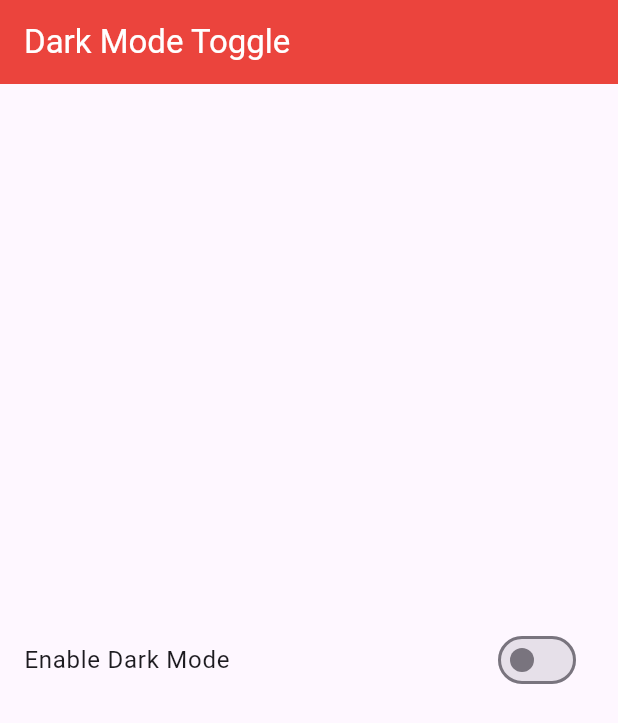
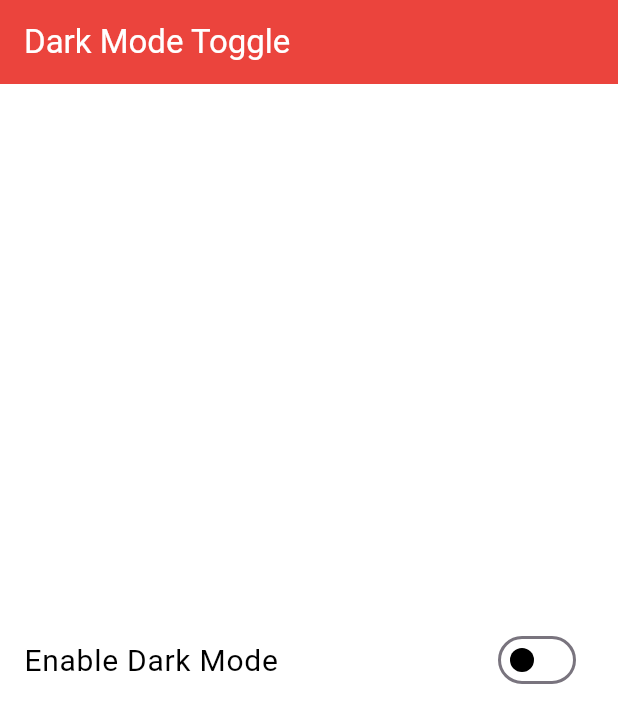
Before and after one commit to AdeeshaP/settings_config_app, a Flutter app: the screen it shows after launch, on a phone screen of 412 x 824 dp. Shown: the top 723 px of the screen. Run offline on Flutter 3.47's test engine with Material 3 defaults, Android fonts, the light colour scheme and no system bars.

Commit message:
changes added to home screen

```diff
--- a/lib/main.dart
+++ b/lib/main.dart
@@ -1,6 +1,6 @@
 import 'package:flutter/material.dart';
 import 'package:provider/provider.dart';
-import 'package:settings_config_app/providers/theme_provier.dart';
+import 'package:settings_config_app/providers/theme_provider.dart';
 import 'package:settings_config_app/screens/home_screen.dart';
 
 void main() {
@@ -13,6 +13,7 @@
 }
 
 class MyApp extends StatelessWidget {
+
   @override
   Widget build(BuildContext context) {
     final themeProvider = Provider.of<ThemeProvider>(context);
--- a/lib/screens/home_screen.dart
+++ b/lib/screens/home_screen.dart
@@ -1,6 +1,6 @@
 import 'package:flutter/material.dart';
 import 'package:provider/provider.dart';
-import 'package:settings_config_app/providers/theme_provier.dart';
+import 'package:settings_config_app/providers/theme_provider.dart';
 
 class HomeScreen extends StatelessWidget {
   @override
@@ -8,6 +8,9 @@ class HomeScreen extends StatelessWidget {
     final themeProvider = Provider.of<ThemeProvider>(context);
 
     return Scaffold(
+      backgroundColor: themeProvider.themeMode == ThemeMode.dark
+          ? Colors.black
+          : Colors.white,
       appBar: AppBar(
         title: Text(
           'Dark Mode Toggle',
@@ -18,7 +21,17 @@ class HomeScreen extends StatelessWidget {
       ),
       body: Center(
         child: SwitchListTile(
-          title: Text('Enable Dark Mode'),
+          activeColor: Colors.red,
+          inactiveTrackColor: Colors.white,
+          inactiveThumbColor: Colors.black,
+          title: Text(
+            'Enable Dark Mode',
+            style: TextStyle(
+                fontSize: 20,
+                color: themeProvider.themeMode == ThemeMode.dark
+                    ? Colors.white
+                    : Colors.black),
+          ),
           value: themeProvider.themeMode == ThemeMode.dark,
           onChanged: (value) {
             themeProvider.toggleTheme(value);
```
Also changed, not shown: lib/providers/theme_provider.dart (renamed from lib/providers/theme_provier.dart).
